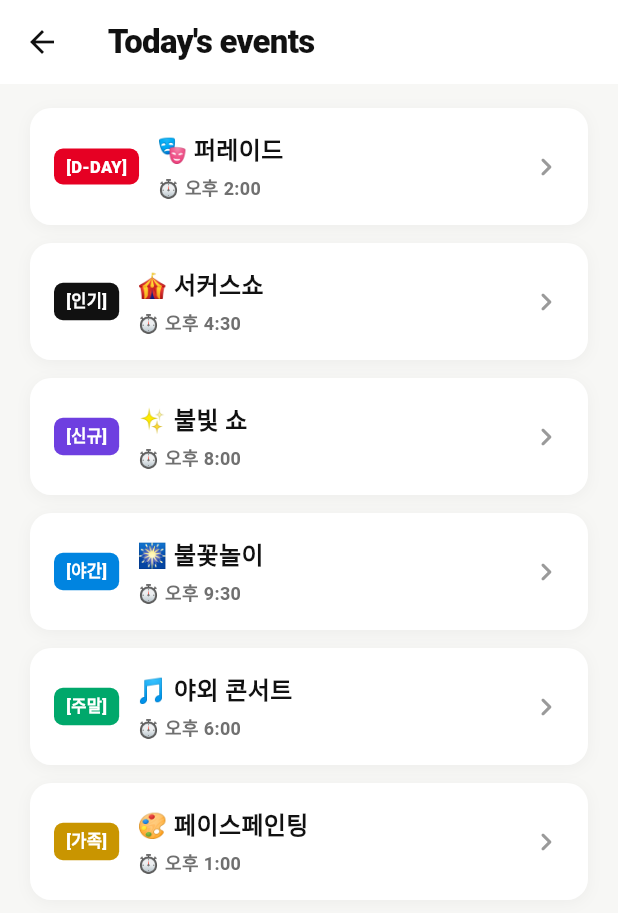
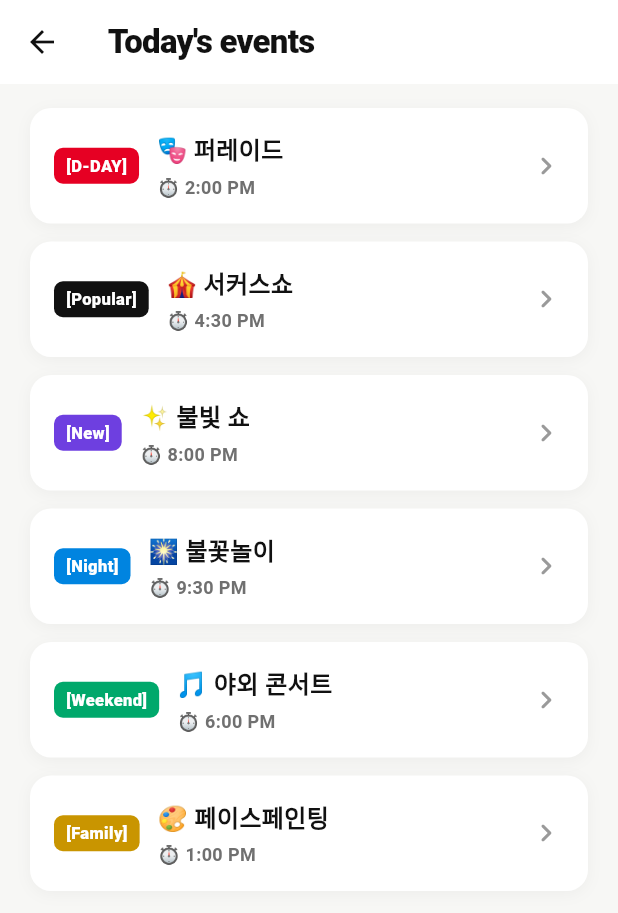
Before and after one commit to 202001381/retrace, a Flutter app: the MainScreen screen opened directly, scrolled down 236 dp, after a tap on "TODAY · EVENTS", on a phone screen of 412 x 824 dp. Shown: the top 913 px of the screen. Run offline on Flutter 3.47's test engine with Material 3 defaults, Android fonts, the phone set to English and light mode, and no system bars; our stand-ins replace cloud_firestore, firebase_core, firebase_messaging, flutter_map, geolocator, image_picker and 2 more; accounts and stored records are empty; network calls fail.

Commit message:
i18n 옵션 D — 메타데이터(zone/tag/time) 영문화
어트랙션·이벤트 이름(고유명사)은 한국어 유지 + 카테고리·존·태그·시간만
locale 따라 변환. 한국어 간판 매칭 가능 + 영어권 사용자 분류 이해 가능.
가성비 베스트 (~30분 작업).

신규 lib/services/locale_labels.dart:
- localizedZone(ctx, koZone) : 5개 존 ko↔en 매핑
- localizedEventTag(ctx, koTagWithBrackets) : [D-DAY]/[인기]/[신규]/[야간]/
  [주말]/[가족] → ko 그대로 또는 en 변환
- localizedTime(ctx, koTime) : "오후 2:00" → "2:00 PM" (en) / 그대로 (ko)

영어 모드 화면 변화:
- "빅회전목마 — Ride · 캐릭터 타운"
  → "빅회전목마 — Ride · Character Town"
- "🎭 퍼레이드 [D-DAY] ⏱ 오후 2:00"
  → "🎭 퍼레이드 [D-DAY] ⏱ 2:00 PM"
  (이름·이모지·날짜는 한국어 콘텐츠 유지)

사용처 패치:
- screens/home_screen.dart: 이벤트 카드 2곳 (compact + full) 모두 tag/time
  변환 적용.
- screens/map_screen.dart: 어트랙션 상세 카드 zone 표시.
- screens/myluna/myluna_screen.dart: spot 카드 zone.
- screens/recommend_screen.dart: 카테고리 행 + zone+wait 라벨.
- screens/route_screen.dart: stop zone.
- widgets/attraction_detail_sheet.dart: zone subline.
- widgets/spot_detail_sheet.dart: zone infoChip.

l10n keys 13개 추가 (ko/en + 3 생성):
- zone_{adventure,future,samcheonri,world_plaza,character_town}
- event_tag_{dday,popular,new,night,weekend,family}
- time_pm(hourMin) / time_am(hourMin)

검증:
- flutter analyze : 0 errors / 0 warnings
- flutter test : 80/80
- flutter build web --release : 63.3s 통과

미수정 (의도적, 옵션 D 범위 밖):
- 어트랙션 name (빅회전목마/은하열차/...) — 한국어 고유명사 간판 매칭 위해 유지
- 이벤트 name (🎭 퍼레이드 / 🎪 서커스쇼 / ...) — 동일 이유
- 어트랙션 description — 사용 빈도 낮음
- 음식점/카페 메뉴 — 데이터 없음

```diff
--- a/lib/l10n/app_en.arb
+++ b/lib/l10n/app_en.arb
@@ -383,6 +383,21 @@
   "archive_add_book_event_label": "Event chapter",
   "archive_add_book_save": "Save",
   "archive_add_book_coming_soon": "Manual add coming soon",
+  "zone_adventure": "Adventure Land",
+  "zone_future": "Future Land",
+  "zone_samcheonri": "Samcheonri Garden",
+  "zone_world_plaza": "World Plaza",
+  "zone_character_town": "Character Town",
+  "event_tag_dday": "D-DAY",
+  "event_tag_popular": "Popular",
+  "event_tag_new": "New",
+  "event_tag_night": "Night",
+  "event_tag_weekend": "Weekend",
+  "event_tag_family": "Family",
+  "time_pm": "{hourMin} PM",
+  "@time_pm": { "placeholders": { "hourMin": { "type": "String" } } },
+  "time_am": "{hourMin} AM",
+  "@time_am": { "placeholders": { "hourMin": { "type": "String" } } },
 
   "fav_thrill": "Thrill rides",
   "fav_family": "Family-friendly",
--- a/lib/l10n/app_ko.arb
+++ b/lib/l10n/app_ko.arb
@@ -384,6 +384,21 @@
   "archive_add_book_event_label": "행사 챕터",
   "archive_add_book_save": "저장",
   "archive_add_book_coming_soon": "수동 추가는 곧 열려요",
+  "zone_adventure": "모험의 나라",
+  "zone_future": "미래의 나라",
+  "zone_samcheonri": "삼천리 동산",
+  "zone_world_plaza": "세계의 광장",
+  "zone_character_town": "캐릭터 타운",
+  "event_tag_dday": "D-DAY",
+  "event_tag_popular": "인기",
+  "event_tag_new": "신규",
+  "event_tag_night": "야간",
+  "event_tag_weekend": "주말",
+  "event_tag_family": "가족",
+  "time_pm": "오후 {hourMin}",
+  "@time_pm": { "placeholders": { "hourMin": { "type": "String" } } },
+  "time_am": "오전 {hourMin}",
+  "@time_am": { "placeholders": { "hourMin": { "type": "String" } } },
 
   "fav_thrill": "스릴 어트랙션 위주",
   "fav_family": "가족·어린이 위주",
--- a/lib/screens/home_screen.dart
+++ b/lib/screens/home_screen.dart
@@ -9,6 +9,7 @@ import '../models/pricing_state.dart';
 import '../models/route_response.dart';
 import '../services/analytics_service.dart';
 import '../services/easter_egg_service.dart';
+import '../services/locale_labels.dart';
 import '../services/luna_pricing_service.dart';
 import '../services/luna_recommendation_store.dart';
 import '../services/onboarding_service.dart';
@@ -1627,14 +1628,14 @@ class _TodayEventsSection extends StatelessWidget {
                     Container(
                       padding: const EdgeInsets.symmetric(horizontal: 6, vertical: 2),
                       decoration: BoxDecoration(color: e.bg, borderRadius: BorderRadius.circular(4)),
-                      child: Text(e.tag,
+                      child: Text(localizedEventTag(context, e.tag),
                           style: const TextStyle(color: Colors.white, fontSize: 10, fontWeight: FontWeight.w800)),
                     ),
                     const SizedBox(height: 8),
                     Text(e.name,
                         style: const TextStyle(fontSize: 16, fontWeight: FontWeight.w800, color: AppColors.textPrimary)),
                     const Spacer(),
-                    Text('⏱ ${e.time}',
+                    Text('⏱ ${localizedTime(context, e.time)}',
                         style: const TextStyle(fontSize: 11, color: AppColors.textSecondary, fontWeight: FontWeight.w600)),
                   ],
                 ),
@@ -1690,7 +1691,7 @@ class _AllEventsScreen extends StatelessWidget {
                     borderRadius: BorderRadius.circular(6),
                   ),
                   child: Text(
-                    e.tag,
+                    localizedEventTag(context, e.tag),
                     style: const TextStyle(
                       color: Colors.white,
                       fontSize: 11,
@@ -1713,7 +1714,7 @@ class _AllEventsScreen extends StatelessWidget {
                       ),
                       const SizedBox(height: 4),
                       Text(
-                        '⏱ ${e.time}',
+                        '⏱ ${localizedTime(context, e.time)}',
                         style: const TextStyle(
                           fontSize: 12,
                           color: AppColors.textSecondary,
--- a/lib/screens/map_screen.dart
+++ b/lib/screens/map_screen.dart
@@ -16,6 +16,7 @@ import '../widgets/design/retrace_glyph.dart';
 import '../widgets/design/stamp.dart';
 import 'all_attractions_screen.dart';
 import '../services/easter_egg_service.dart';
+import '../services/locale_labels.dart';
 import '../services/luna_recommendation_store.dart';
 import '../services/onboarding_service.dart';
 import '../services/osrm_router.dart';
@@ -1287,7 +1288,7 @@ class _AttractionCard extends StatelessWidget {
                     ),
                     const SizedBox(height: 2),
                     Text(
-                      '${attraction.category} · ${attraction.zone}${attraction.category == '어트랙션' ? ' · 대기 ${attraction.waitMinutes}분' : ''}',
+                      '${attraction.category} · ${localizedZone(context, attraction.zone)}${attraction.category == '어트랙션' ? ' · 대기 ${attraction.waitMinutes}분' : ''}',
                       style: const TextStyle(fontSize: 11, color: AppColors.textSecondary),
                     ),
                   ],
--- a/lib/screens/myluna/myluna_screen.dart
+++ b/lib/screens/myluna/myluna_screen.dart
@@ -10,6 +10,7 @@ import 'package:shared_preferences/shared_preferences.dart';
 import '../../core/theme/app_colors.dart';
 import '../../core/walk_speed.dart';
 import '../../l10n/generated/app_localizations.dart';
+import '../../services/locale_labels.dart';
 import '../../widgets/design/logo.dart';
 import '../../widgets/design/stamp.dart';
 
@@ -715,7 +716,7 @@ class _HeroNextCard extends StatelessWidget {
                             ),
                             const SizedBox(height: 2),
                             Text(
-                              '${spot.category} · ${spot.zone}',
+                              '${spot.category} · ${localizedZone(context, spot.zone)}',
                               style: const TextStyle(
                                 fontSize: 12,
                                 color: AppColors.ink500,
--- a/lib/screens/recommend_screen.dart
+++ b/lib/screens/recommend_screen.dart
@@ -2,6 +2,7 @@ import 'package:flutter/material.dart';
 
 import '../l10n/generated/app_localizations.dart';
 import '../models/attraction.dart';
+import '../services/locale_labels.dart';
 import '../services/onboarding_service.dart';
 import 'onboarding_screen.dart'; // 조건 변경 시 이동할 온보딩 화면
 
@@ -367,7 +368,7 @@ class _AttractionCard extends StatelessWidget {
               children: [
                 Text(item.name, style: const TextStyle(fontSize: 16, fontWeight: FontWeight.w900, color: Color(0xFF1F1F1F))),
                 const SizedBox(height: 4),
-                Text('${item.zone} · ${item.indoor ? AppL10n.of(context).common_indoor : AppL10n.of(context).common_outdoor} · ${AppL10n.of(context).rec_thrill_level(item.thrillLevel)}', style: const TextStyle(fontSize: 11, color: Color(0xFF888888))),
+                Text('${localizedZone(context, item.zone)} · ${item.indoor ? AppL10n.of(context).common_indoor : AppL10n.of(context).common_outdoor} · ${AppL10n.of(context).rec_thrill_level(item.thrillLevel)}', style: const TextStyle(fontSize: 11, color: Color(0xFF888888))),
                 const SizedBox(height: 10),
                 Wrap(
                   spacing: 6, runSpacing: 4, crossAxisAlignment: WrapCrossAlignment.center,
@@ -419,7 +420,7 @@ class _AllAttractionCard extends StatelessWidget {
                 Text(item.name, style: const TextStyle(fontSize: 15, fontWeight: FontWeight.w800, color: Color(0xFF1F1F1F))),
                 const SizedBox(height: 4),
                 // 🚀 기획서 반영: 대기시간 및 구역 표시
-                Text(AppL10n.of(context).rec_zone_wait_eta(item.zone, item.waitMinutes), style: const TextStyle(fontSize: 12, color: Color(0xFF888888))),
+                Text(AppL10n.of(context).rec_zone_wait_eta(localizedZone(context, item.zone), item.waitMinutes), style: const TextStyle(fontSize: 12, color: Color(0xFF888888))),
               ],
             ),
           ),
--- a/lib/screens/route_screen.dart
+++ b/lib/screens/route_screen.dart
@@ -1,5 +1,6 @@
 import 'package:flutter/material.dart';
 import '../l10n/generated/app_localizations.dart';
+import '../services/locale_labels.dart';
 import '../widgets/spot_detail_sheet.dart';
 import '../models/spot_model.dart';
 import 'package:latlong2/latlong.dart';
@@ -304,7 +305,7 @@ class _StopRow extends StatelessWidget {
                     children: [
                       Text(stop.category, style: TextStyle(fontSize: 11, color: color, fontWeight: FontWeight.w800)),
                       const Text(' • ', style: TextStyle(color: Color(0xFFCCCCCC))),
-                      Text(stop.zone, style: const TextStyle(fontSize: 11, color: Color(0xFF888888))),
+                      Text(localizedZone(context, stop.zone), style: const TextStyle(fontSize: 11, color: Color(0xFF888888))),
                       const Text(' • ', style: TextStyle(color: Color(0xFFCCCCCC))),
                       Text('⏱ ${stop.duration}', style: const TextStyle(fontSize: 11, color: Color(0xFF888888))),
                     ],
--- /dev/null
+++ b/lib/services/locale_labels.dart
@@ -0,0 +1,55 @@
+/// 옵션 D — 데이터 모델은 한국어 유지하면서 영어 모드에서 메타데이터만 영문화.
+/// 어트랙션 zone, 이벤트 태그, 시간 표기 변환 헬퍼.
+library;
+
+import 'package:flutter/widgets.dart';
+
+import '../l10n/generated/app_localizations.dart';
+
+/// 한국어 zone 명 → locale 따라 영문/한글.
+/// 매핑 안 되는 zone (오타·신규) 은 원본 그대로.
+String localizedZone(BuildContext context, String koZone) {
+  final l = AppL10n.of(context);
+  switch (koZone) {
+    case '모험의 나라':
+      return l.zone_adventure;
+    case '미래의 나라':
+      return l.zone_future;
+    case '삼천리 동산':
+      return l.zone_samcheonri;
+    case '세계의 광장':
+      return l.zone_world_plaza;
+    case '캐릭터 타운':
+      return l.zone_character_town;
+    default:
+      return koZone;
+  }
+}
+
+/// 이벤트 태그 (D-DAY/인기/신규/...) — `'[D-DAY]'` 형식 그대로 반환.
+String localizedEventTag(BuildContext context, String koTagWithBrackets) {
+  final l = AppL10n.of(context);
+  // 대괄호 제거 후 매칭.
+  final raw = koTagWithBrackets.replaceAll(RegExp(r'[\[\]]'), '');
+  final mapped = switch (raw) {
+    'D-DAY' => l.event_tag_dday,
+    '인기' => l.event_tag_popular,
+    '신규' => l.event_tag_new,
+    '야간' => l.event_tag_night,
+    '주말' => l.event_tag_weekend,
+    '가족' => l.event_tag_family,
+    _ => raw,
+  };
+  return '[$mapped]';
+}
+
+/// "오후 2:00" / "오전 9:30" → locale 따라 "2:00 PM" / "9:30 AM".
+/// 매칭 안 되는 포맷은 원본 그대로.
+String localizedTime(BuildContext context, String koTime) {
+  final l = AppL10n.of(context);
+  final pmMatch = RegExp(r'^오후\s+(\d{1,2}:\d{2})$').firstMatch(koTime);
+  if (pmMatch != null) return l.time_pm(pmMatch.group(1)!);
+  final amMatch = RegExp(r'^오전\s+(\d{1,2}:\d{2})$').firstMatch(koTime);
+  if (amMatch != null) return l.time_am(amMatch.group(1)!);
+  return koTime;
+}
--- a/lib/widgets/attraction_detail_sheet.dart
+++ b/lib/widgets/attraction_detail_sheet.dart
@@ -5,6 +5,7 @@ import '../l10n/generated/app_localizations.dart';
 
 import '../models/attraction.dart';
 import '../services/easter_egg_service.dart';
+import '../services/locale_labels.dart';
 import '../services/narrative_service.dart';
 import '../services/onboarding_service.dart';
 import '../services/reward_controller.dart';
@@ -174,7 +175,7 @@ class _AttractionDetailSheetState extends State<AttractionDetailSheet> {
                                 style: const TextStyle(color: Colors.white, fontSize: 10, fontWeight: FontWeight.w900)),
                           ),
                           const SizedBox(width: 6),
-                          Text(a.zone,
+                          Text(localizedZone(context, a.zone),
                               style: const TextStyle(fontSize: 11, color: AppColors.textSecondary, fontWeight: FontWeight.w600)),
                         ],
                       ),
--- a/lib/widgets/spot_detail_sheet.dart
+++ b/lib/widgets/spot_detail_sheet.dart
@@ -1,6 +1,7 @@
 import 'package:flutter/material.dart';
 import '../l10n/generated/app_localizations.dart';
 import '../models/spot_model.dart';
+import '../services/locale_labels.dart';
 
 class SpotDetailSheet extends StatelessWidget {
   final Spot spot;
@@ -161,7 +162,7 @@ class SpotDetailSheet extends StatelessWidget {
                 // 정보 행
                 Row(
                   children: [
-                    _infoChip(Icons.location_on_rounded, spot.zone, const Color(0xFF1E3158)),
+                    _infoChip(Icons.location_on_rounded, localizedZone(context, spot.zone), const Color(0xFF1E3158)),
                     const SizedBox(width: 8),
                     _infoChip(Icons.star_rounded, spot.rating.toStringAsFixed(1), const Color(0xFFFFB300)),
                     const SizedBox(width: 8),
```
Also changed, not shown: lib/l10n/generated/app_localizations.dart, lib/l10n/generated/app_localizations_en.dart, lib/l10n/generated/app_localizations_ko.dart.
